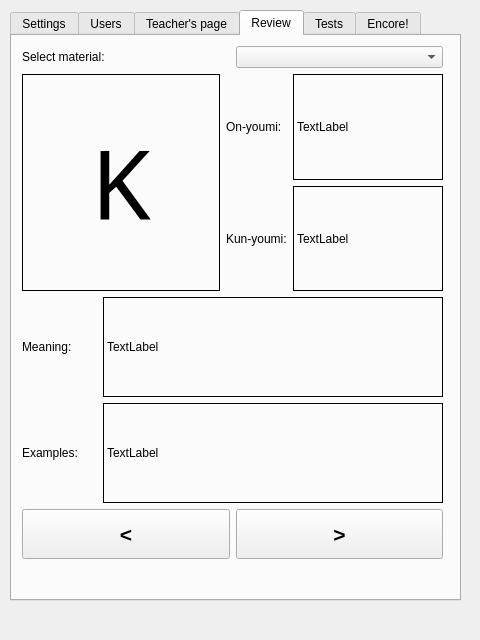
Above: src/kanjitoolswindow.ui from mihaly4/KanjiTools before the change. Below: the same form after it.
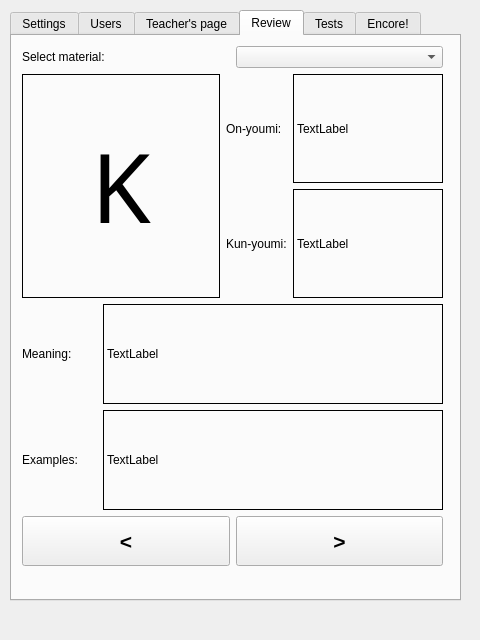
That is the form after the change. The open tabs and pages were chosen to show the change.

Commit message: Some testcases added. 2+ forms problem

Patch:
```diff
--- a/src/kanjitoolswindow.ui
+++ b/src/kanjitoolswindow.ui
@@ -435,7 +435,7 @@
         <x>10</x>
         <y>10</y>
         <width>421</width>
-        <height>513</height>
+        <height>520</height>
        </rect>
       </property>
       <layout class="QVBoxLayout" name="verticalLayout_14">
```
Left out of the diff: 4 changed lines with no effect on the pictures. The commit also changes 6 other files.
